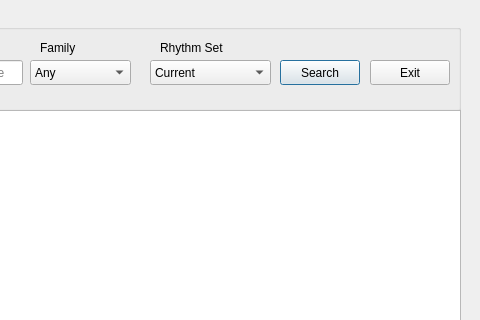
The window that rhythm/note_list.ui (RoberNoTson/JV1080lib) describes before a commit, drawn with Qt 5; both pictures show x 120 to 600 and y 0 to 320 of the 600 by 565 pixel window.
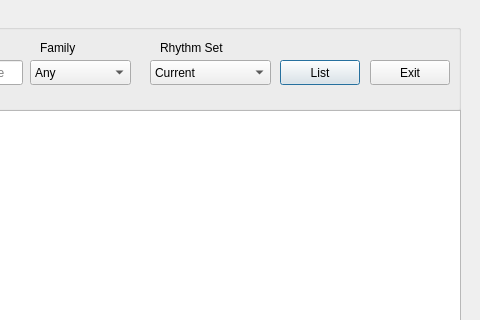
The same window after the commit.

Commit message: improve aesthetics of Note List

```diff
--- a/rhythm/note_list.ui
+++ b/rhythm/note_list.ui
@@ -120,7 +120,7 @@
      </rect>
     </property>
     <property name="text">
-     <string>Search</string>
+     <string>List</string>
     </property>
    </widget>
    <widget class="QPushButton" name="NoteList_Exit_button">
```
Left out of the diff: 5 changed lines with no effect on the pictures. The commit also changes 1 other file.
